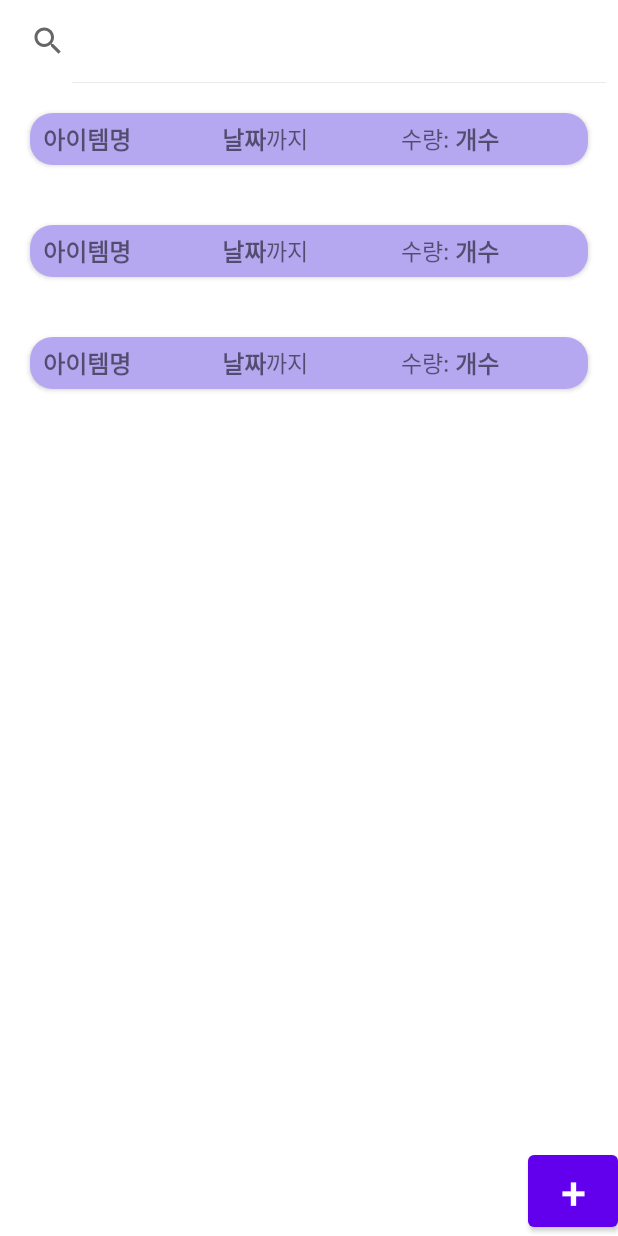
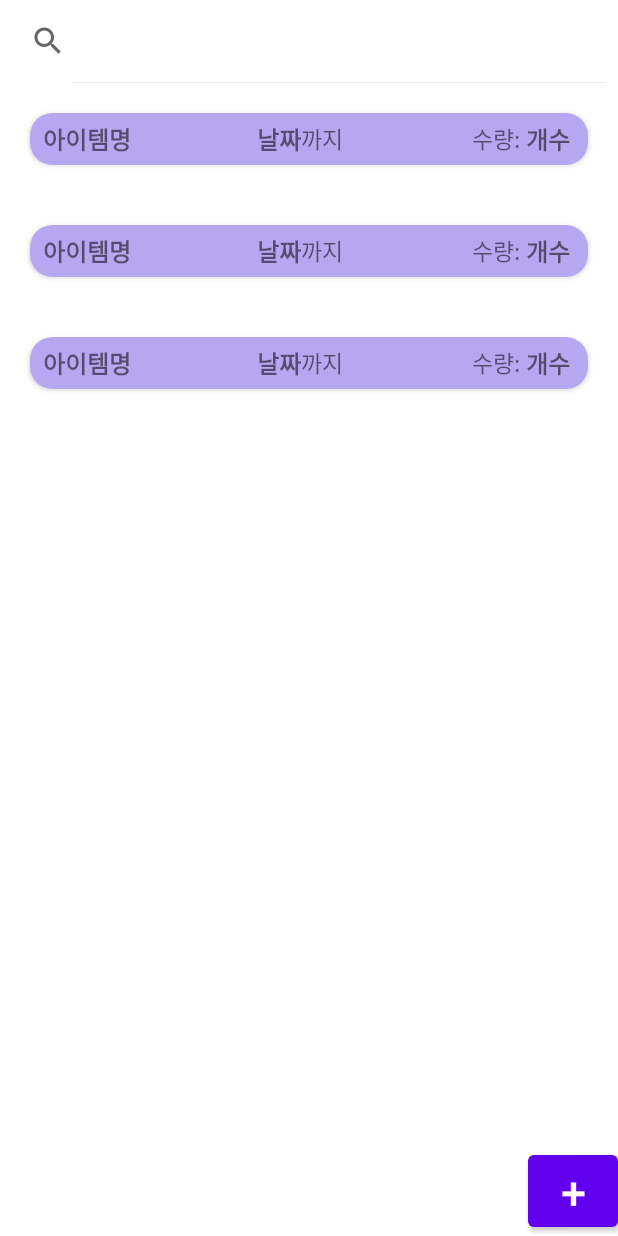
Before and after one commit to SonDaAe/Phone-Fridge, an Android app: the layout fragment_home.xml on its own in the app's theme, with its tools: preview values and no code run, on a phone screen of 412 x 824 dp. Run offline under Robolectric (Android 15) with nearby library versions, the light colour scheme and no system bars.

```diff
--- a/app/src/main/res/layout/item_view.xml
+++ b/app/src/main/res/layout/item_view.xml
@@ -54,9 +54,8 @@
         <LinearLayout
             android:layout_width="0dp"
             android:layout_height="wrap_content"
-            android:layout_weight="1"
-            android:orientation="horizontal">
-
+            android:layout_weight="0.5"
+            android:orientation="horizontal" >
             <TextView
                 android:id="@+id/tv_text_counts"
                 android:layout_width="wrap_content"
```
Also changed, not shown: app/src/main/java/kr/ac/kumoh/s20190610/first/HomeFragment.kt (+8 -4 lines).
